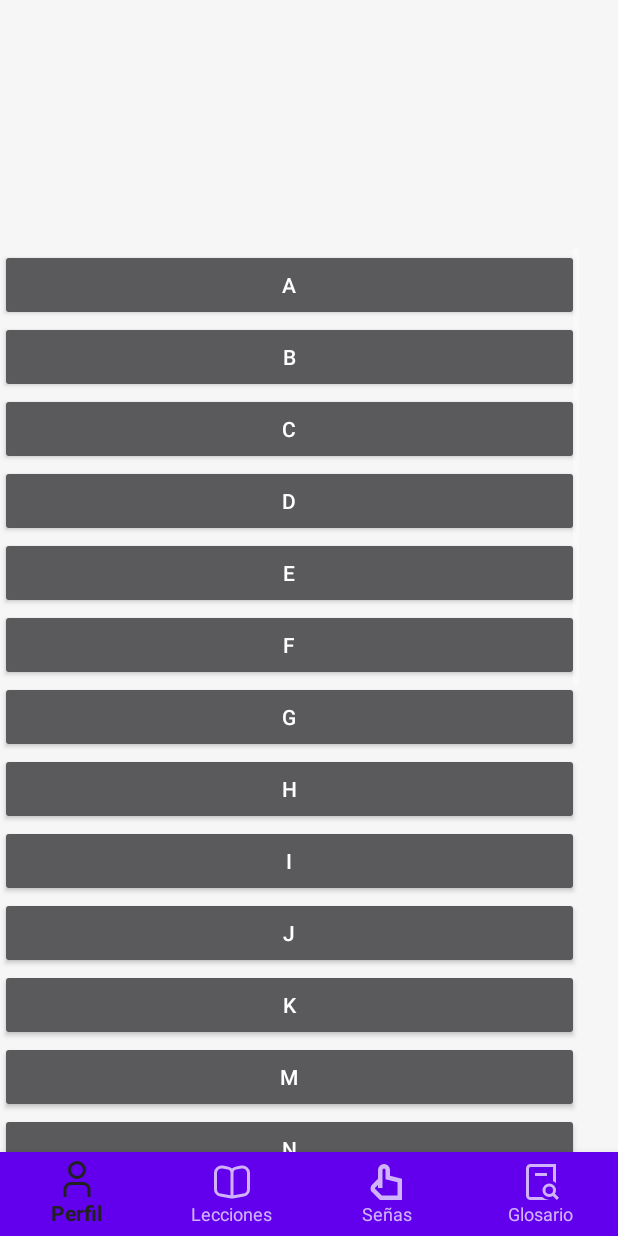
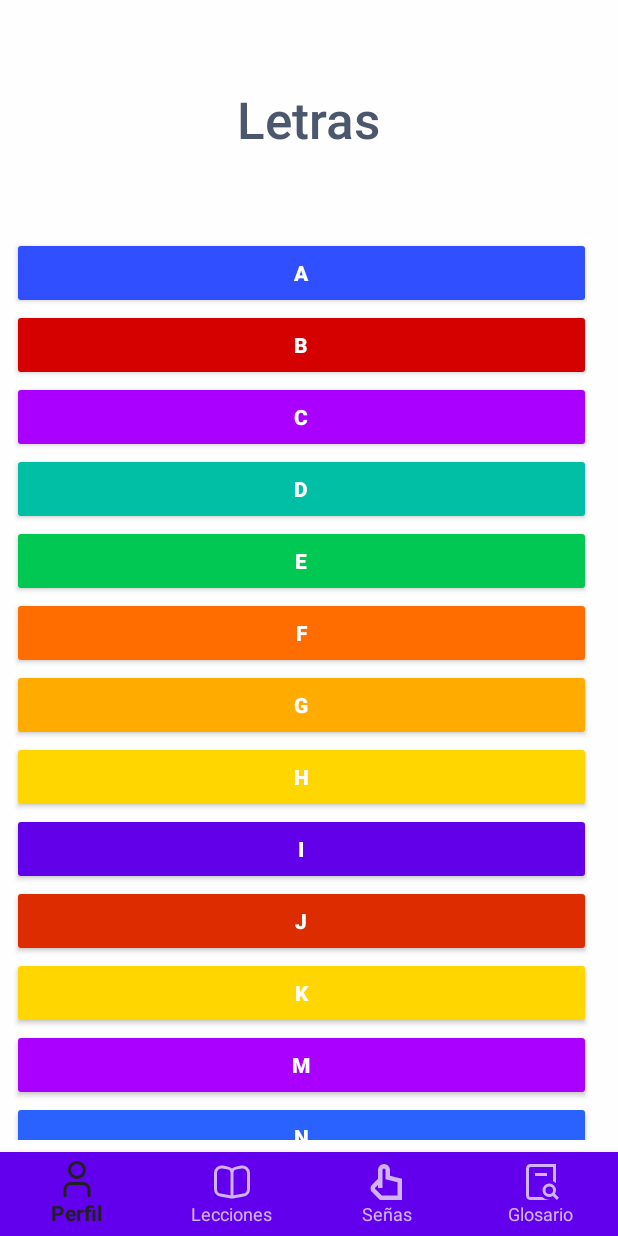
Before and after one commit to ArtBaMa22/APP_LSM, an Android app: the fragment VideosFragment placed in its activity, on a phone screen of 412 x 824 dp. Run offline under Robolectric (Android 15) with nearby library versions, the phone set to English and light mode, and no system bars.

Commit message:
Iconos 2
12:51pm

```diff
--- a/app/src/main/java/com/example/ensaame/VideosFragment.kt
+++ b/app/src/main/java/com/example/ensaame/VideosFragment.kt
@@ -1,11 +1,7 @@
 package com.example.ensaame
 
-import android.os.Bundle
 import androidx.fragment.app.Fragment
-import android.view.LayoutInflater
-import android.view.View
-import android.view.ViewGroup
 
-class VideosFragment : Fragment(R.layout.fragment_videos) {
+class VideosFragment : Fragment(R.layout.fragment_glosario) {
 
     }
--- a/app/src/main/res/layout/fragment_videos.xml
+++ b/app/src/main/res/layout/fragment_glosario.xml
@@ -4,12 +4,18 @@
     xmlns:tools="http://schemas.android.com/tools"
     android:layout_width="match_parent"
     android:layout_height="match_parent"
+    android:background="#FFFFFF"
+    android:backgroundTint="#FFFEFE"
     tools:context=".VideosFragment">
 
     <ScrollView
         android:id="@+id/contenedorLetras"
         android:layout_width="386dp"
         android:layout_height="602dp"
+        android:layout_marginStart="8dp"
+        android:layout_marginTop="8dp"
+        android:layout_marginEnd="8dp"
+        android:layout_marginBottom="8dp"
         app:layout_constraintBottom_toBottomOf="parent"
         app:layout_constraintEnd_toEndOf="parent"
         app:layout_constraintHorizontal_bias="0.0"
@@ -20,163 +26,232 @@
         <LinearLayout
             android:layout_width="match_parent"
             android:layout_height="wrap_content"
-            android:orientation="vertical" >
+            android:orientation="vertical">
 
             <Button
                 android:id="@+id/btnA"
                 android:layout_width="match_parent"
                 android:layout_height="wrap_content"
-                android:text="A" />
+                android:backgroundTint="#304FFE"
+                android:text="A"
+                android:textStyle="bold" />
 
             <Button
                 android:id="@+id/btnB"
                 android:layout_width="match_parent"
                 android:layout_height="wrap_content"
-                android:text="B" />
+                android:backgroundTint="#D50000"
+                android:text="B"
+                android:textColor="#FFFFFF"
+                android:textStyle="bold" />
 
             <Button
                 android:id="@+id/btnC"
                 android:layout_width="match_parent"
                 android:layout_height="wrap_content"
-                android:text="C" />
+                android:backgroundTint="#AA00FF"
+                android:text="C"
+                android:textStyle="bold" />
 
             <Button
                 android:id="@+id/btnD"
                 android:layout_width="match_parent"
                 android:layout_height="wrap_content"
-                android:text="D" />
+                android:backgroundTint="#00BFA5"
+                android:text="D"
+                android:textStyle="bold" />
 
             <Button
                 android:id="@+id/btnE"
                 android:layout_width="match_parent"
                 android:layout_height="wrap_content"
-                android:text="E" />
+                android:backgroundTint="#00C853"
+                android:text="E"
+                android:textStyle="bold" />
 
             <Button
                 android:id="@+id/btnF"
                 android:layout_width="match_parent"
                 android:layout_height="wrap_content"
-                android:text="F" />
+                android:backgroundTint="#FF6D00"
+                android:text="F"
+                android:textStyle="bold" />
 
             <Button
                 android:id="@+id/btnG"
                 android:layout_width="match_parent"
                 android:layout_height="wrap_content"
-                android:text="G" />
+                android:backgroundTint="#FFAB00"
+                android:text="G"
+                android:textStyle="bold" />
 
             <Button
                 android:id="@+id/btnH"
                 android:layout_width="match_parent"
                 android:layout_height="wrap_content"
-                android:text="H" />
+                android:backgroundTint="#FFD600"
+                android:text="H"
+                android:textStyle="bold" />
 
             <Button
                 android:id="@+id/btnI"
                 android:layout_width="match_parent"
                 android:layout_height="wrap_content"
-                android:text="I" />
+                android:backgroundTint="#6200EA"
+                android:text="I"
+                android:textStyle="bold" />
 
             <Button
                 android:id="@+id/btnJ"
                 android:layout_width="match_parent"
                 android:layout_height="wrap_content"
-                android:text="J" />
+                android:backgroundTint="#DD2C00"
+                android:text="J"
+                android:textStyle="bold" />
 
             <Button
                 android:id="@+id/btnK"
                 android:layout_width="match_parent"
                 android:layout_height="wrap_content"
-                android:text="K" />
+                android:backgroundTint="#FFD600"
+                android:text="K"
+                android:textStyle="bold" />
 
             <Button
                 android:id="@+id/btnM"
                 android:layout_width="match_parent"
                 android:layout_height="wrap_content"
-                android:text="M" />
+                android:backgroundTint="#AA00FF"
+                android:text="M"
+                android:textStyle="bold" />
 
             <Button
                 android:id="@+id/btnN"
                 android:layout_width="match_parent"
                 android:layout_height="wrap_content"
-                android:text="N" />
+                android:backgroundTint="#2962FF"
+                android:text="N"
+                android:textStyle="bold" />
 
             <Button
                 android:id="@+id/btnÑ"
                 android:layout_width="match_parent"
                 android:layout_height="wrap_content"
-                android:text="Ñ" />
+                android:backgroundTint="#00C853"
+                android:text="Ñ"
+                android:textStyle="bold" />
 
             <Button
                 android:id="@+id/btnO"
                 android:layout_width="match_parent"
                 android:layout_height="wrap_content"
-                android:text="O" />
+                android:backgroundTint="#C51162"
+                android:text="O"
+                android:textStyle="bold" />
 
             <Button
                 android:id="@+id/btnP"
                 android:layout_width="match_parent"
                 android:layout_height="wrap_content"
-                android:text="P" />
+                android:backgroundTint="#00B8D4"
+                android:text="P"
+                android:textStyle="bold" />
 
             <Button
                 android:id="@+id/btnQ"
                 android:layout_width="match_parent"
                 android:layout_height="wrap_content"
-                android:text="Q" />
+                android:backgroundTint="#D50000"
+                android:text="Q"
+                android:textStyle="bold" />
 
             <Button
                 android:id="@+id/btnR"
                 android:layout_width="match_parent"
                 android:layout_height="wrap_content"
-                android:text="R" />
+                android:backgroundTint="#0091EA"
+                android:text="R"
+                android:textStyle="bold" />
 
             <Button
                 android:id="@+id/btnS"
                 android:layout_width="match_parent"
                 android:layout_height="wrap_content"
-                android:text="S" />
+                android:backgroundTint="#AA00FF"
+                android:text="S"
+                android:textStyle="bold" />
 
             <Button
                 android:id="@+id/btnT"
                 android:layout_width="match_parent"
                 android:layout_height="wrap_content"
-                android:text="T" />
+                android:backgroundTint="#FFAB00"
+                android:text="T"
+                android:textStyle="bold" />
 
             <Button
                 android:id="@+id/btnU"
                 android:layout_width="match_parent"
                 android:layout_height="wrap_content"
-                android:text="U" />
+                android:backgroundTint="#00B8D4"
+                android:text="U"
+                android:textStyle="bold" />
 
             <Button
                 android:id="@+id/btnV"
                 android:layout_width="match_parent"
                 android:layout_height="wrap_content"
-                android:text="V" />
+                android:backgroundTint="#D50000"
+                android:text="V"
+                android:textStyle="bold" />
 
             <Button
                 android:id="@+id/btnW"
                 android:layout_width="match_parent"
                 android:layout_height="wrap_content"
-                android:text="W" />
+                android:backgroundTint="#64DD17"
+                android:text="W"
+                android:textStyle="bold" />
 
             <Button
                 android:id="@+id/btnX"
                 android:layout_width="match_parent"
                 android:layout_height="wrap_content"
-                android:text="X" />
+                android:backgroundTint="#FFD600"
+                android:text="X"
+                android:textStyle="bold" />
 
             <Button
                 android:id="@+id/btnY"
                 android:layout_width="match_parent"
                 android:layout_height="wrap_content"
-                android:text="Y" />
+                android:backgroundTint="#C51162"
+                android:text="Y"
+                android:textStyle="bold" />
 
             <Button
                 android:id="@+id/btnZ"
                 android:layout_width="match_parent"
                 android:layout_height="wrap_content"
-                android:text="Z" />
+                android:backgroundTint="#FF6D00"
+                android:text="Z"
+                android:textStyle="bold" />
         </LinearLayout>
     </ScrollView>
+
+    <TextView
+        android:id="@+id/lblLetras"
+        android:layout_width="wrap_content"
+        android:layout_height="wrap_content"
+        android:fontFamily="sans-serif-light"
+        android:text="Letras"
+        android:textAlignment="viewStart"
+        android:textColor="#4A576C"
+        android:textSize="34sp"
+        android:textStyle="bold"
+        android:typeface="normal"
+        app:layout_constraintBottom_toTopOf="@+id/contenedorLetras"
+        app:layout_constraintEnd_toEndOf="parent"
+        app:layout_constraintStart_toStartOf="parent"
+        app:layout_constraintTop_toTopOf="parent" />
 </androidx.constraintlayout.widget.ConstraintLayout>
--- a/build.gradle
+++ b/build.gradle
@@ -7,8 +7,8 @@ buildscript {
     }
 }// Top-level build file where you can add configuration options common to all sub-projects/modules.
 plugins {
-    id 'com.android.application' version '7.1.3' apply false
-    id 'com.android.library' version '7.1.3' apply false
+    id 'com.android.application' version '7.2.0' apply false
+    id 'com.android.library' version '7.2.0' apply false
     id 'org.jetbrains.kotlin.android' version '1.5.30' apply false
 }
 
```
Also changed, not shown: gradle/wrapper/gradle-wrapper.properties.
